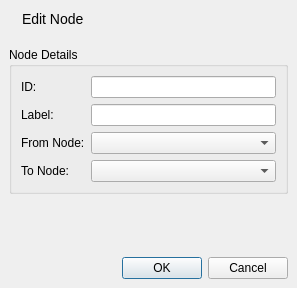
The window that src/developer/graphview/editedgedialog.ui (aelliott/GP2) describes before a commit, drawn with Qt 5.
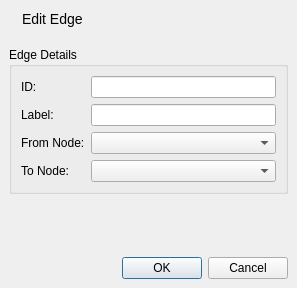
The same window after the commit. Icons and pictures are not drawn.

What changed in the file:
```diff
--- a/src/developer/graphview/editedgedialog.ui
+++ b/src/developer/graphview/editedgedialog.ui
@@ -48,7 +48,7 @@
          <string notr="true">QLabel { font-size: 14px; }</string>
         </property>
         <property name="text">
-         <string>Edit Node</string>
+         <string>Edit Edge</string>
         </property>
        </widget>
       </item>
@@ -74,7 +74,7 @@
       <item>
        <widget class="QGroupBox" name="groupBox">
         <property name="title">
-         <string>Node Details</string>
+         <string>Edge Details</string>
         </property>
         <layout class="QFormLayout" name="formLayout">
          <item row="0" column="0">
```
Left out of the diff: 39 changed lines with no effect on the pictures.
